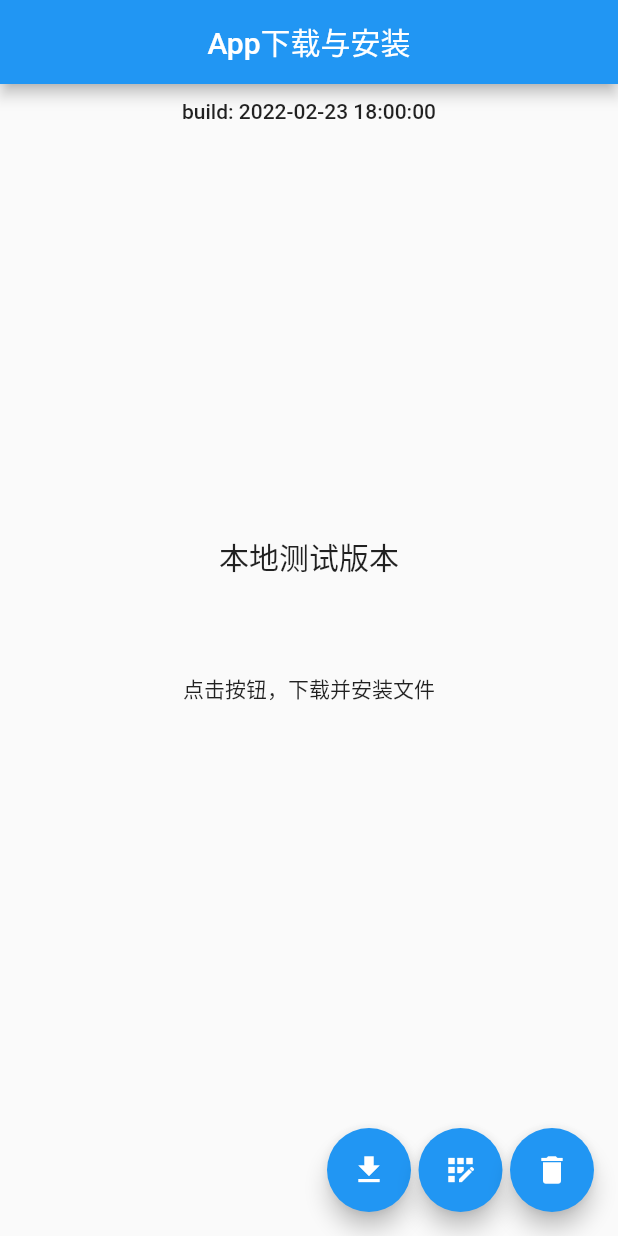
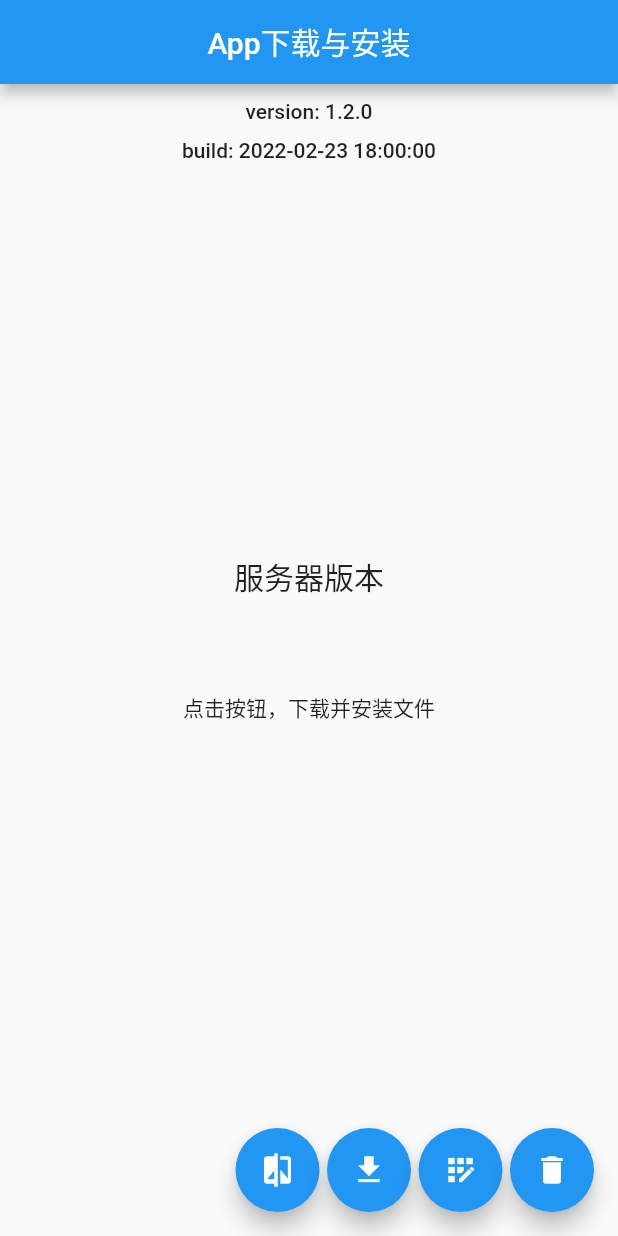
Before and after one commit to EarlyAnt/flutter_downloader, a Flutter app: the screen it shows after launch, on a phone screen of 412 x 824 dp. Run offline on Flutter 3.47's test engine with Material 2 defaults, Android fonts, the phone set to English and light mode, and no system bars; our stand-ins replace dio, package_info, permission_handler; missing offline and left inert: flutter_fimber, install_plugin.

Commit message:
1.pubspec.yaml脚本，添加几个组件的引用，引用项目中的图片资源。 2.data.dart脚本，新增VersionInfo类。 3.package_info_util.dart脚本，新增比较版本号的工具。 4.downloader.dart脚本，调整代码，使下载工具支持指定文件名，url路径和保存路径在内部拼接。 5.main.dart脚本，将主页从main.dart文件中剥离出去。 6.home_page.dart脚本，存放剥离出来的home页。 7.splash_screen_page.dart脚本，新增闪屏页。

```diff
--- /dev/null
+++ b/down_loader/lib/data.dart
@@ -0,0 +1,32 @@
+class VersionInfo {
+  String? version;
+  int? versionNumber;
+  String? channel;
+  String? apkFile;
+
+  VersionInfo(
+      {required this.version,
+      this.versionNumber,
+      this.channel,
+      required this.apkFile});
+
+  Map toJson() {
+    Map map = {};
+    map["version"] = version;
+    map["versionNumber"] = versionNumber;
+    map["channel"] = channel;
+    map["apkFile"] = apkFile;
+    return map;
+  }
+
+  factory VersionInfo.fromJson(Map json) {
+    return VersionInfo(
+        version: json["version"],
+        versionNumber: json["versionNumber"],
+        channel: json["channel"],
+        apkFile: json["apkFile"]);
+  }
+
+  static VersionInfo get empty => VersionInfo(
+      version: "1.0.0", versionNumber: 1, channel: "CN", apkFile: "");
+}
--- /dev/null
+++ b/down_loader/lib/home_page.dart
@@ -0,0 +1,214 @@
+import 'dart:convert';
+import 'dart:io';
+
+import 'package:flutter/material.dart';
+import 'package:flutter_fimber/flutter_fimber.dart';
+// ignore: import_of_legacy_library_into_null_safe
+import 'package:install_plugin/install_plugin.dart';
+import 'package:package_info/package_info.dart';
+
+import 'data.dart';
+import 'downloader.dart';
+import 'package_info_util.dart';
+
+class HomePage extends StatefulWidget {
+  const HomePage({Key? key, required this.title}) : super(key: key);
+
+  final String title;
+
+  @override
+  State<HomePage> createState() => _HomePageState();
+}
+
+class _HomePageState extends State<HomePage> {
+  final _messageNotifier = ValueNotifier<String>("点击按钮，下载并安装文件");
+  final _pageStateNotifier = ValueNotifier<PageStates>(PageStates.ready);
+  PackageInfo? _packageInfo;
+  String? _apkFile;
+  File? _file;
+
+  Future<void> _initAsync() async {
+    _packageInfo = await PackageInfo.fromPlatform();
+  }
+
+  @override
+  Widget build(BuildContext context) {
+    return Scaffold(
+      appBar: AppBar(
+        title: Text(widget.title),
+        centerTitle: true,
+      ),
+      body: FutureBuilder(
+          future: _initAsync(),
+          builder: (context, snapshot) {
+            if (snapshot.connectionState == ConnectionState.waiting) {
+              return const Center(child: CircularProgressIndicator());
+            } else {
+              return Column(
+                mainAxisSize: MainAxisSize.max,
+                mainAxisAlignment: MainAxisAlignment.start,
+                children: <Widget>[
+                  const SizedBox(height: 10),
+                  Text("version: ${_packageInfo!.version}",
+                      style: Theme.of(context).textTheme.bodyText1),
+                  const SizedBox(height: 10),
+                  Text("build: 2022-02-23 18:00:00",
+                      style: Theme.of(context).textTheme.bodyText1),
+                  Expanded(
+                    child: Column(
+                      mainAxisSize: MainAxisSize.max,
+                      mainAxisAlignment: MainAxisAlignment.center,
+                      children: [
+                        Text(
+                          '服务器版本',
+                          style: Theme.of(context)
+                              .textTheme
+                              .subtitle1
+                              ?.copyWith(fontSize: 20),
+                        ),
+                        SizedBox(
+                            height: MediaQuery.of(context).size.height * 0.075),
+                        Center(
+                          child: ValueListenableBuilder<String>(
+                            valueListenable: _messageNotifier,
+                            builder: (context, value, child) => Text(
+                              value,
+                              style: Theme.of(context).textTheme.bodyText1,
+                            ),
+                          ),
+                        ),
+                      ],
+                    ),
+                  ),
+                  const SizedBox(height: 80),
+                ],
+              );
+            }
+          }),
+      floatingActionButton: ValueListenableBuilder<PageStates>(
+        valueListenable: _pageStateNotifier,
+        builder: (context, value, child) => Row(
+          mainAxisSize: MainAxisSize.max,
+          mainAxisAlignment: MainAxisAlignment.end,
+          children: [
+            FloatingActionButton(
+              onPressed: value == PageStates.ready ? _compareVersion : null,
+              backgroundColor:
+                  value == PageStates.ready ? Colors.blue : Colors.grey,
+              tooltip: 'Download',
+              heroTag: "first",
+              child: const Icon(Icons.compare),
+            ),
+            const SizedBox(width: 5),
+            FloatingActionButton(
+              onPressed: value == PageStates.ready ? _download : null,
+              backgroundColor:
+                  value == PageStates.ready ? Colors.blue : Colors.grey,
+              tooltip: 'Download',
+              heroTag: "second",
+              child: const Icon(Icons.download),
+            ),
+            const SizedBox(width: 5),
+            FloatingActionButton(
+              onPressed: value == PageStates.ready ? _install : null,
+              backgroundColor:
+                  value == PageStates.ready ? Colors.blue : Colors.grey,
+              tooltip: 'Install',
+              heroTag: "third",
+              child: const Icon(Icons.app_registration),
+            ),
+            const SizedBox(width: 5),
+            FloatingActionButton(
+              onPressed: value == PageStates.ready ? _delete : null,
+              backgroundColor:
+                  value == PageStates.ready ? Colors.blue : Colors.grey,
+              tooltip: 'Delete',
+              heroTag: "forth",
+              child: const Icon(Icons.delete),
+            ),
+          ],
+        ),
+      ),
+    );
+  }
+
+  void _compareVersion() async {
+    _pageStateNotifier.value = PageStates.comparing;
+    _messageNotifier.value = "";
+
+    var result = await Downloader.instance.download("version.txt");
+
+    await Future.delayed(const Duration(seconds: 1));
+    if (result.success && result.file != null) {
+      var fileContent = await result.file!.readAsString();
+      var jsonMap = json.decode(fileContent);
+      VersionInfo versionInfo = VersionInfo.fromJson(jsonMap);
+
+      var isNewVersion =
+          await PackageInfoUtil.isNewVersion(versionInfo.version ?? "");
+      if (isNewVersion) {
+        _apkFile = versionInfo.apkFile;
+        _messageNotifier.value = "发现新版本:${versionInfo.version}";
+      } else {
+        _messageNotifier.value = "当前已是最新版本";
+      }
+    } else {
+      _messageNotifier.value = "版本比较失败";
+    }
+    _pageStateNotifier.value = PageStates.ready;
+  }
+
+  void _download() async {
+    if (_apkFile == null || _apkFile!.isEmpty) {
+      _messageNotifier.value = "apk文件名字为空";
+    }
+
+    _pageStateNotifier.value = PageStates.downloading;
+    _messageNotifier.value = "";
+
+    var result = await Downloader.instance.download(_apkFile!,
+        progressCallback: (count, total) {
+      _messageNotifier.value =
+          "正在下载...(${(count / (total != 0 ? total : 1) * 100).toDouble().toStringAsFixed(0)}%)";
+    });
+
+    await Future.delayed(const Duration(seconds: 1));
+    if (result.success && result.file != null) {
+      _file = result.file;
+      _messageNotifier.value = "下载完成";
+    } else {
+      _messageNotifier.value = "下载失败";
+    }
+    _pageStateNotifier.value = PageStates.ready;
+  }
+
+  void _install() async {
+    if (_file != null && await _file!.exists()) {
+      _pageStateNotifier.value = PageStates.installing;
+      Fimber.e("file path: ${_file!.path}");
+
+      InstallPlugin.installApk(_file!.path, "com.example.down_loader")
+          .then((result) {
+        _messageNotifier.value = "安装完成";
+      }).catchError((error) {
+        _messageNotifier.value = "安装失败: $error";
+      });
+      _pageStateNotifier.value = PageStates.ready;
+    } else {
+      _messageNotifier.value = "文件不存在";
+    }
+  }
+
+  void _delete() async {
+    if (_file != null && await _file!.exists()) {
+      _pageStateNotifier.value = PageStates.deleting;
+      await _file!.delete();
+      _pageStateNotifier.value = PageStates.ready;
+      _messageNotifier.value = "已删除文件";
+    } else {
+      _messageNotifier.value = "文件不存在";
+    }
+  }
+}
+
+enum PageStates { ready, comparing, downloading, installing, deleting }
--- a/down_loader/lib/main.dart
+++ b/down_loader/lib/main.dart
@@ -1,10 +1,7 @@
-import 'dart:io';
-
-import 'package:down_loader/downloader.dart';
 import 'package:flutter/material.dart';
 import 'package:flutter_fimber/flutter_fimber.dart';
-// ignore: import_of_legacy_library_into_null_safe
-import 'package:install_plugin/install_plugin.dart';
+
+import 'splash_screen_page.dart';
 
 void main() {
   Fimber.plantTree(DebugTree());
@@ -24,150 +21,7 @@ class MyApp extends StatelessWidget {
         primarySwatch: Colors.blue,
       ),
       debugShowCheckedModeBanner: false,
-      home: const MyHomePage(title: 'App下载与安装'),
+      home: const SplashScreenPage(),
     );
   }
 }
-
-class MyHomePage extends StatefulWidget {
-  const MyHomePage({Key? key, required this.title}) : super(key: key);
-
-  final String title;
-
-  @override
-  State<MyHomePage> createState() => _MyHomePageState();
-}
-
-class _MyHomePageState extends State<MyHomePage> {
-  final _messageNotifier = ValueNotifier<String>("点击按钮，下载并安装文件");
-  final _pageStateNotifier = ValueNotifier<PageStates>(PageStates.ready);
-  File? _file;
-
-  @override
-  Widget build(BuildContext context) {
-    return Scaffold(
-      appBar: AppBar(
-        title: Text(widget.title),
-        centerTitle: true,
-      ),
-      body: Column(
-        mainAxisSize: MainAxisSize.max,
-        mainAxisAlignment: MainAxisAlignment.start,
-        children: <Widget>[
-          const SizedBox(height: 10),
-          Text("build: 2022-02-23 18:00:00",
-              style: Theme.of(context).textTheme.bodyText1),
-          Expanded(
-            child: Column(
-              mainAxisSize: MainAxisSize.max,
-              mainAxisAlignment: MainAxisAlignment.center,
-              children: [
-                Text(
-                  '本地测试版本',
-                  style: Theme.of(context)
-                      .textTheme
-                      .subtitle1
-                      ?.copyWith(fontSize: 20),
-                ),
-                SizedBox(height: MediaQuery.of(context).size.height * 0.075),
-                Center(
-                  child: ValueListenableBuilder<String>(
-                    valueListenable: _messageNotifier,
-                    builder: (context, value, child) => Text(
-                      value,
-                      style: Theme.of(context).textTheme.bodyText1,
-                    ),
-                  ),
-                ),
-              ],
-            ),
-          ),
-          const SizedBox(height: 80),
-        ],
-      ),
-      floatingActionButton: ValueListenableBuilder<PageStates>(
-        valueListenable: _pageStateNotifier,
-        builder: (context, value, child) => Row(
-          mainAxisSize: MainAxisSize.max,
-          mainAxisAlignment: MainAxisAlignment.end,
-          children: [
-            FloatingActionButton(
-              onPressed: value == PageStates.ready ? _download : null,
-              backgroundColor:
-                  value == PageStates.ready ? Colors.blue : Colors.grey,
-              tooltip: 'Download',
-              child: const Icon(Icons.download),
-            ),
-            const SizedBox(width: 5),
-            FloatingActionButton(
-              onPressed: value == PageStates.ready ? _install : null,
-              backgroundColor:
-                  value == PageStates.ready ? Colors.blue : Colors.grey,
-              tooltip: 'Install',
-              child: const Icon(Icons.app_registration),
-            ),
-            const SizedBox(width: 5),
-            FloatingActionButton(
-              onPressed: value == PageStates.ready ? _delete : null,
-              backgroundColor:
-                  value == PageStates.ready ? Colors.blue : Colors.grey,
-              tooltip: 'Delete',
-              child: const Icon(Icons.delete),
-            ),
-          ],
-        ),
-      ),
-    );
-  }
-
-  void _download() async {
-    _pageStateNotifier.value = PageStates.downloading;
-    _messageNotifier.value = "";
-
-    var result = await Downloader.instance
-        .download("https://rex-qn.gululu-a.com/houji/yoyo.apk",
-            progressCallback: (count, total) {
-      _messageNotifier.value =
-          "正在下载...(${(count / (total != 0 ? total : 1) * 100).toDouble().toStringAsFixed(0)}%)";
-    });
-
-    await Future.delayed(const Duration(seconds: 1));
-    if (result.success && result.file != null) {
-      _file = result.file;
-      _messageNotifier.value = "下载完成";
-    } else {
-      _messageNotifier.value = "下载失败";
-    }
-    _pageStateNotifier.value = PageStates.ready;
-  }
-
-  void _install() async {
-    if (_file != null && await _file!.exists()) {
-      _pageStateNotifier.value = PageStates.installing;
-      Fimber.e("file path: ${_file!.path}");
-
-      InstallPlugin.installApk(_file!.path, "com.example.down_loader")
-          .then((result) {
-        _messageNotifier.value = "安装完成";
-      }).catchError((error) {
-        _messageNotifier.value = "安装失败: $error";
-      });
-      _pageStateNotifier.value = PageStates.ready;
-    } else {
-      _messageNotifier.value = "文件不存在";
-    }
-  }
-
-  void _delete() async {
-    if (_file != null && await _file!.exists()) {
-      _pageStateNotifier.value = PageStates.deleting;
-      await _file!.delete();
-      _pageStateNotifier.value = PageStates.ready;
-      _messageNotifier.value = "已删除文件";
-    } else {
-      _messageNotifier.value = "文件不存在";
-    }
-  }
-}
-
-enum PageStates { ready, downloading, installing, deleting }
```
Also changed, not shown: down_loader/lib/downloader.dart (+6 -3 lines), down_loader/lib/file_util.dart (deleted, +0 -106 lines), down_loader/lib/package_info_util.dart (added, +36 -0 lines), down_loader/lib/splash_screen_page.dart (added, +107 -0 lines), down_loader/pubspec.yaml (+4 -4 lines), down_loader/pubspec.lock.
